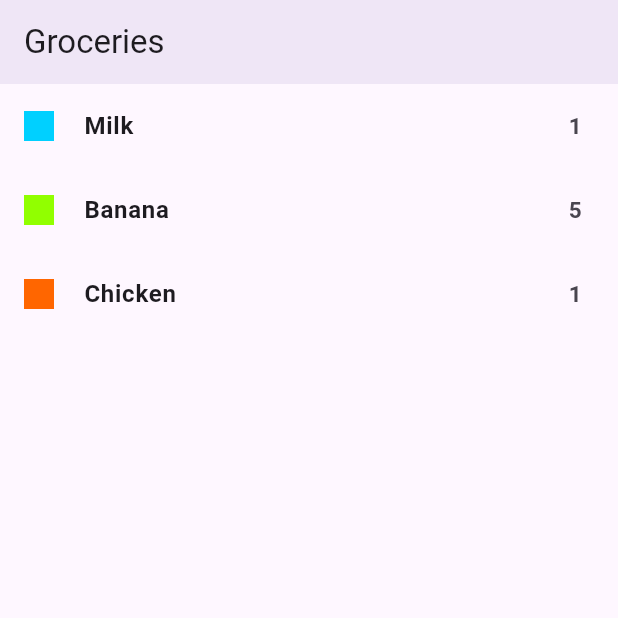
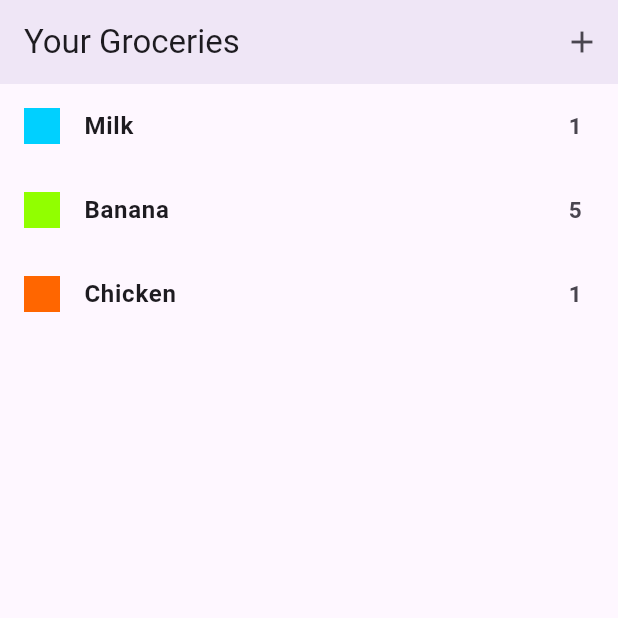
Before and after one commit to pranav-deshpande6224/apps, a Flutter app: the screen it shows after launch, on a phone screen of 412 x 824 dp, the top half of it. Run offline on Flutter 3.47's test engine with Material 3 defaults, Android fonts, the phone set to English and light mode, and no system bars; our stand-ins replace flutter_riverpod, google_fonts, transparent_image.

Commit message:
added grocery new item screen

```diff
--- a/section11/lib/Screens/grocery_screen.dart
+++ b/section11/lib/Screens/grocery_screen.dart
@@ -1,16 +1,32 @@
 import 'package:flutter/material.dart';
 import 'package:section11/Data/dummy_items.dart';
+import 'package:section11/Screens/grocery_new_item_screen.dart';
 import 'package:section11/Widgets/grocery_list_Item.dart';
 
 class GroceryScreen extends StatelessWidget {
   const GroceryScreen({super.key});
+
+  void _moveToGroceryNewItemScreen(BuildContext context) {
+    Navigator.of(context).push(
+      MaterialPageRoute(
+      builder: (ctx) {
+      return const GroceryNewItemScreen();
+    }));
+  }
 
   @override
   Widget build(BuildContext context) {
     return Scaffold(
       appBar: AppBar(
         elevation: 5,
-        title: const Text('Groceries'),
+        title: const Text('Your Groceries'),
+        actions: [
+          IconButton(
+              onPressed: () {
+                _moveToGroceryNewItemScreen(context);
+              },
+              icon: const Icon(Icons.add))
+        ],
       ),
       body: ListView.builder(
           itemCount: groceryItems.length,
--- a/section11/lib/Widgets/grocery_list_Item.dart
+++ b/section11/lib/Widgets/grocery_list_Item.dart
@@ -9,8 +9,8 @@ class GroceryListItem extends StatelessWidget {
   Widget build(BuildContext context) {
     return ListTile(
       leading: Container(
-        height: 20,
-        width: 20,
+        height: 24,
+        width: 24,
         color: item.category.color,
       ),
       title: Text(
```
Also changed, not shown: section11/lib/Screens/grocery_new_item_screen.dart (added, +29 -0 lines).
